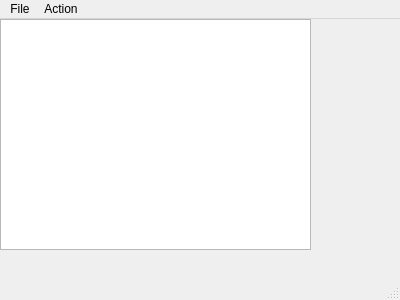
The window that editabletreemodel/editabletreemodel/mainwindow.ui (j7666/c-_partice) describes before a commit, drawn with Qt 5.
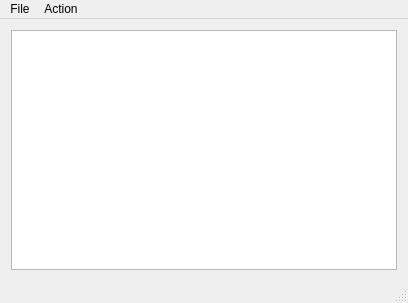
The same window after the commit.

Commit message: inertchild函数、updateActions函数

```diff
--- a/editabletreemodel/editabletreemodel/mainwindow.ui
+++ b/editabletreemodel/editabletreemodel/mainwindow.ui
@@ -6,31 +6,29 @@
    <rect>
     <x>0</x>
     <y>0</y>
-    <width>400</width>
-    <height>300</height>
+    <width>408</width>
+    <height>303</height>
    </rect>
   </property>
   <property name="windowTitle">
    <string>MainWindow</string>
   </property>
   <widget class="QWidget" name="centralWidget">
-   <widget class="QTreeView" name="treeView">
-    <property name="geometry">
-     <rect>
-      <x>0</x>
-      <y>0</y>
-      <width>311</width>
-      <height>231</height>
-     </rect>
-    </property>
-   </widget>
+   <property name="autoFillBackground">
+    <bool>false</bool>
+   </property>
+   <layout class="QGridLayout" name="gridLayout">
+    <item row="0" column="0">
+     <widget class="QTreeView" name="treeView"/>
+    </item>
+   </layout>
   </widget>
   <widget class="QMenuBar" name="menuBar">
    <property name="geometry">
     <rect>
      <x>0</x>
      <y>0</y>
-     <width>400</width>
+     <width>408</width>
      <height>23</height>
     </rect>
    </property>
```
The commit also changes 2 other files.
